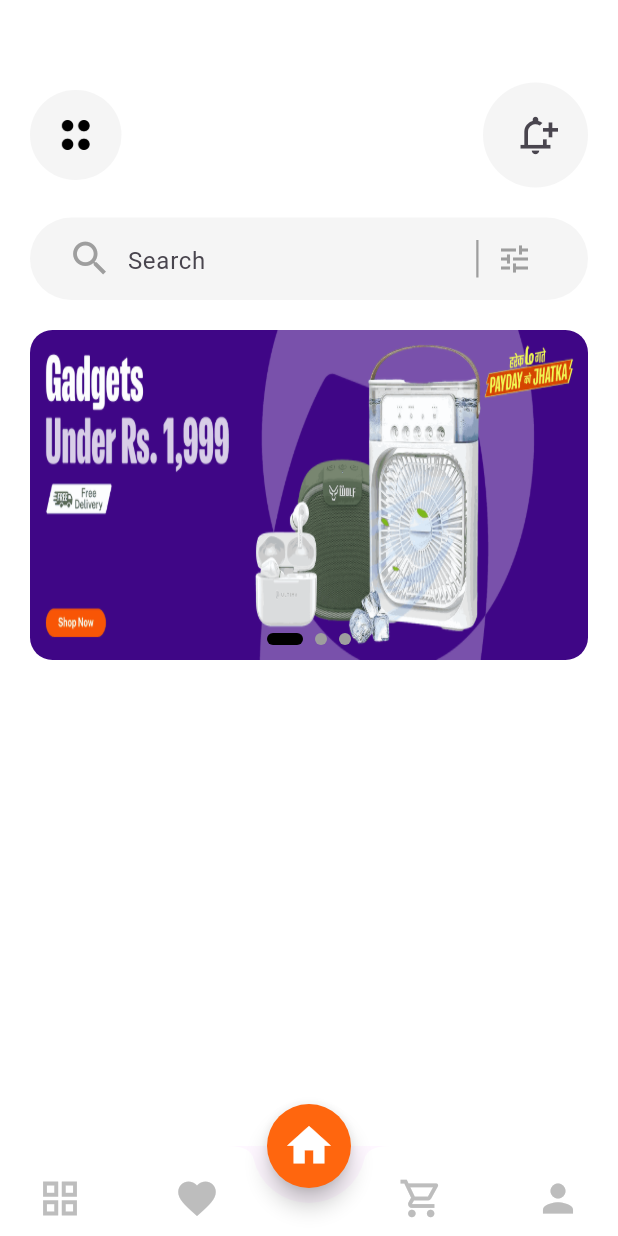
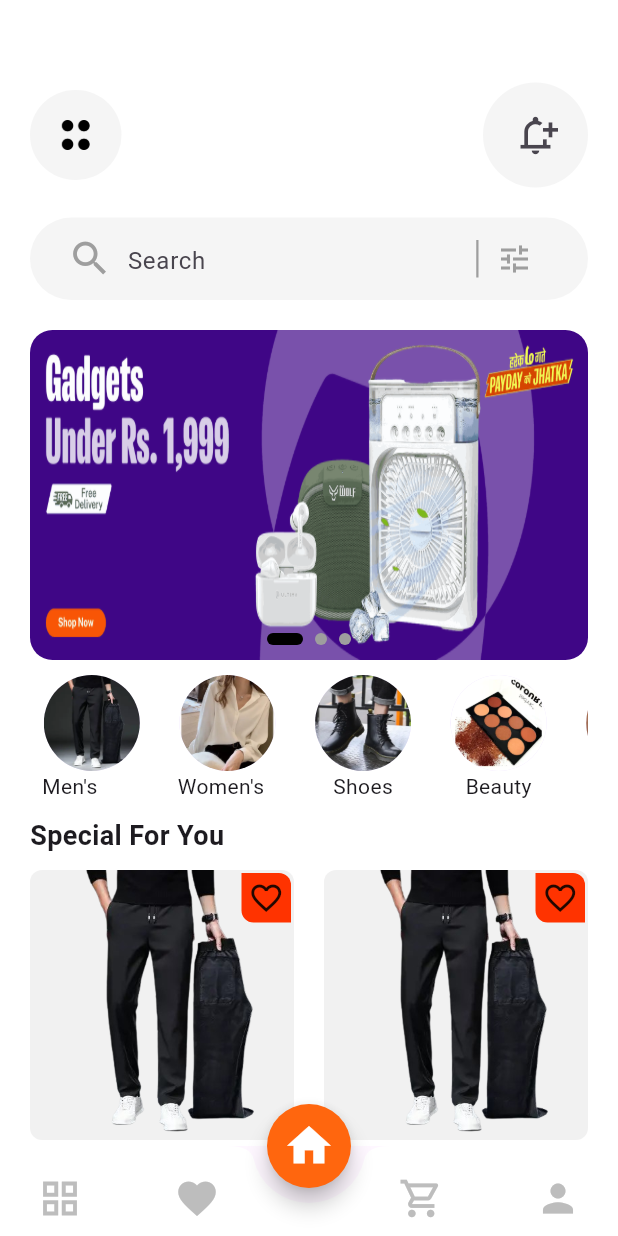
Before and after one commit to Indeshsingh/ecomerce_app, a Flutter app: the screen it shows after launch, on a phone screen of 412 x 824 dp. Run offline on Flutter 3.47's test engine with Material 3 defaults, Android fonts, the light colour scheme and no system bars; drawn by our look-alikes of smooth_page_indicator.

Commit message:
added custom_card and images

```diff
--- /dev/null
+++ b/lib/apphelpers/apphelper.dart
@@ -0,0 +1,19 @@
+class Apphelper {
+  static const List<String> categoryName = [
+    "Men's Fashion",
+    "Women's Fashion",
+    "Shoes",
+    "Beauty",
+    "Jewelery",
+    "Electronics",
+  ];
+
+  static const List<String> categoryImage = [
+    "assets/img/men.jpg",
+    "assets/img/women.jpg",
+    "assets/img/shoes.jpg",
+    "assets/img/beauty.jpg",
+    "assets/img/jewelry.jpg",
+    "assets/img/electronics .jpg",
+  ];
+}
--- /dev/null
+++ b/lib/screens/Home/Widget/custom_card.dart
@@ -0,0 +1,46 @@
+import 'package:flutter/material.dart';
+
+class CustomCard extends StatelessWidget {
+  final String? imagepath;
+  final double height;
+  final double width;
+  const CustomCard(
+      {required this.height, required this.width, this.imagepath, super.key});
+
+  @override
+  Widget build(BuildContext context) {
+    return Stack(
+      children: [
+        Container(
+          height: 200,
+          width: MediaQuery.of(context).size.width,
+          decoration: BoxDecoration(
+              // image: DecorationImage(image: AssetImage(imagepath ?? "")),
+              color: const Color.fromARGB(26, 121, 117, 117),
+              borderRadius: BorderRadius.circular(8)),
+          child: ClipRRect(
+            borderRadius: BorderRadius.circular(6),
+            child: Image.asset(
+              imagepath ?? "",
+              fit: BoxFit.cover,
+            ),
+          ),
+        ),
+        Positioned(
+          top: 2,
+          right: 2,
+          child: Container(
+            decoration: const BoxDecoration(
+                color: Color.fromARGB(255, 255, 51, 0),
+                borderRadius: BorderRadius.only(
+                    topRight: Radius.circular(8),
+                    bottomLeft: Radius.circular(8))),
+            height: 33,
+            width: 33,
+            child: const Icon(Icons.favorite_border),
+          ),
+        )
+      ],
+    );
+  }
+}
--- a/lib/screens/Home/home_screen.dart
+++ b/lib/screens/Home/home_screen.dart
@@ -1,16 +1,13 @@
+import 'package:ecomerce_app/apphelpers/apphelper.dart';
+import 'package:ecomerce_app/screens/Home/Widget/custom_card.dart';
 import 'package:ecomerce_app/screens/Home/Widget/home_appbar.dart';
 import 'package:ecomerce_app/screens/Home/Widget/image_slider.dart';
 import 'package:ecomerce_app/screens/Home/Widget/search_bar.dart';
 import 'package:flutter/material.dart';
 
-class HomeScreen extends StatefulWidget {
+class HomeScreen extends StatelessWidget {
   const HomeScreen({super.key});
 
-  @override
-  State<HomeScreen> createState() => _HomeScreenState();
-}
-
-class _HomeScreenState extends State<HomeScreen> {
   @override
   Widget build(BuildContext context) {
     return Scaffold(
@@ -36,6 +33,24 @@
                 height: 20,
               ),
               ImageSlider(),
+              const SizedBox(
+                height: 10,
+              ),
+              const RowItems(),
+              const SizedBox(
+                height: 10,
+              ),
+              const Text(
+                "Special For You",
+                style: TextStyle(
+                  fontWeight: FontWeight.bold,
+                  fontSize: 18,
+                ),
+              ),
+              const SizedBox(
+                height: 10,
+              ),
+              const SpecialItems(),
             ],
           ),
         ),
@@ -43,3 +58,68 @@
     );
   }
 }
+
+class RowItems extends StatelessWidget {
+  const RowItems({super.key});
+
+  @override
+  Widget build(BuildContext context) {
+    return SingleChildScrollView(
+      scrollDirection: Axis.horizontal,
+      child: Row(
+          children: List.generate(
+        6,
+        (index) => Padding(
+          padding: const EdgeInsets.only(right: 8.0),
+          child: Container(
+            // color: Colors.red,
+            width: MediaQuery.of(context).size.width * 0.2,
+            padding: const EdgeInsets.symmetric(horizontal: 8.0),
+            child: Column(
+              mainAxisSize: MainAxisSize.min,
+              children: [
+                CircleAvatar(
+                  radius: 32,
+                  backgroundImage: AssetImage(
+                    Apphelper.categoryImage[index],
+                  ),
+                  //child:
+                  //    SizedBox(height: 200, child: Text(Apphelper.categoryName[index])),
+                ),
+                Text(
+                  Apphelper.categoryName[index],
+                  maxLines: 1,
+                )
+              ],
+            ),
+          ),
+        ),
+      )),
+    );
+  }
+}
+
+class SpecialItems extends StatelessWidget {
+  const SpecialItems({super.key});
+
+  @override
+  Widget build(BuildContext context) {
+    return GridView.builder(
+      shrinkWrap: true,
+      physics: const NeverScrollableScrollPhysics(),
+      itemCount: 6,
+      itemBuilder: (context, index) => CustomCard(
+        height: 20,
+        width: MediaQuery.of(context).size.width,
+        imagepath: "assets/img/men-removebg-preview.png",
+      ),
+      gridDelegate: const SliverGridDelegateWithFixedCrossAxisCount(
+        crossAxisCount: 2,
+        mainAxisSpacing: 20,
+        crossAxisSpacing: 20,
+        //childAspectRatio: 1,
+        mainAxisExtent: 180,
+      ),
+    );
+  }
+}
```
Also changed, not shown: assets/img/beauty.jpg (added), assets/img/electronics .jpg (added), assets/img/jewelry.jpg (added), assets/img/men-removebg-preview.png (added), assets/img/men.jpg (added), assets/img/shoes.jpg (added), assets/img/women.jpg (added).
